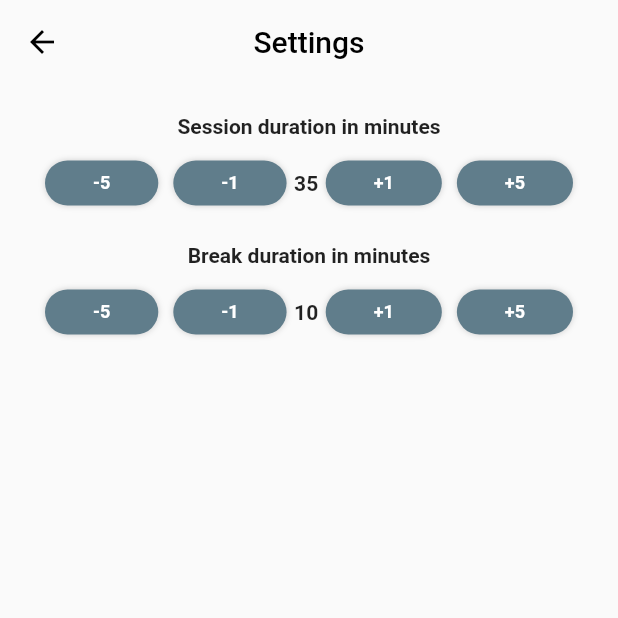
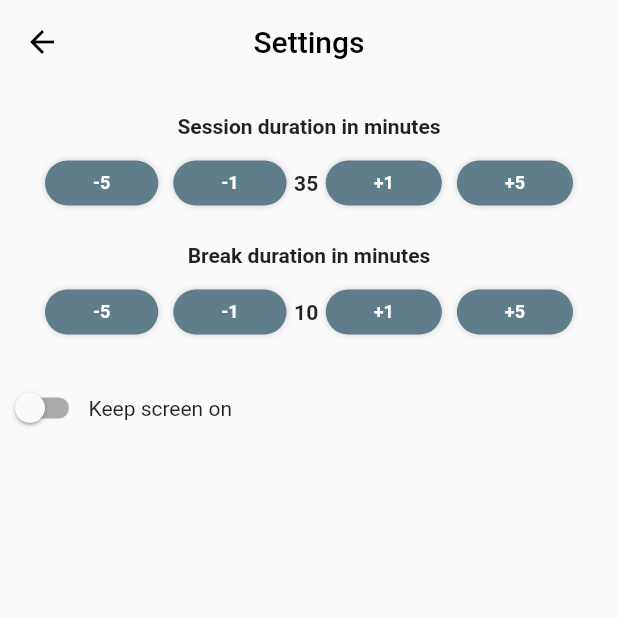
Before and after one commit to cchampou/pomodoro, a Flutter app: the SettingsPage screen opened directly, on a phone screen of 412 x 824 dp, the top half of it. Run offline on Flutter 3.47's test engine with Material 2 defaults, Android fonts, the light colour scheme and no system bars; our stand-ins replace firebase_core, flutter_local_notifications, wakelock; accounts and stored records are empty.

Commit message:
feat: add keep awake option

```diff
--- a/lib/settings/settings_page.dart
+++ b/lib/settings/settings_page.dart
@@ -28,6 +28,17 @@ class SettingsPage extends StatelessWidget {
                 settings: settings,
                 type: timerType.breakType,
                 label: 'Break duration in minutes'),
+            const SizedBox(height: 20),
+            Row(
+              children: [
+                Switch(
+                  onChanged: settings.toggleKeepAwake,
+                  value: settings.keepAwake,
+                  activeColor: Theme.of(context).colorScheme.primary,
+                ),
+                const Text('Keep screen on')
+              ],
+            )
           ],
         ),
       ),
--- a/pubspec.yaml
+++ b/pubspec.yaml
@@ -3,7 +3,7 @@ description: A pomodoro timer
 
 publish_to: 'none' # Remove this line if you wish to publish to pub.dev
 
-version: 1.1.0+8
+version: 1.2.0+9
 
 environment:
   sdk: ">=2.16.2 <3.0.0"
@@ -17,6 +17,7 @@ dependencies:
   firebase_messaging: ^11.3.0
   firebase_core: ^1.16.0
   flutter_local_notifications: ^9.5.2
+  wakelock: ^0.6.1+2
 
 dev_dependencies:
   flutter_test:
```
Also changed, not shown: lib/settings_provider.dart (+12 -1 lines), pubspec.lock.
